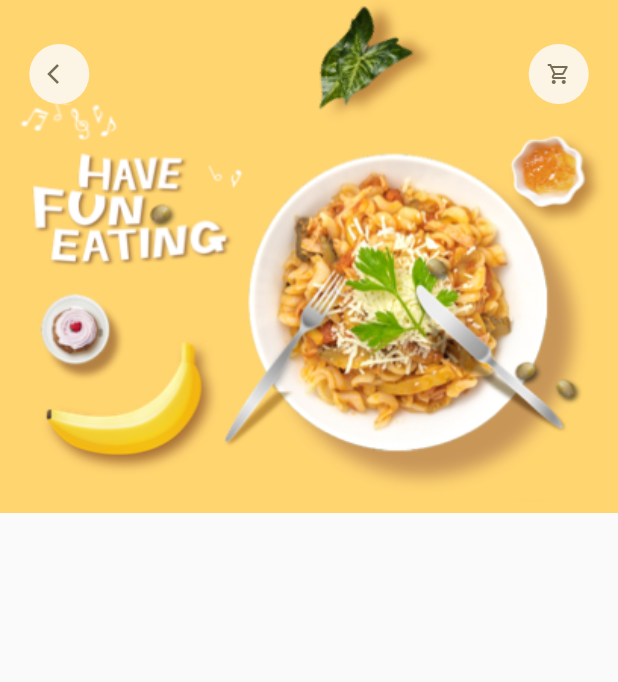
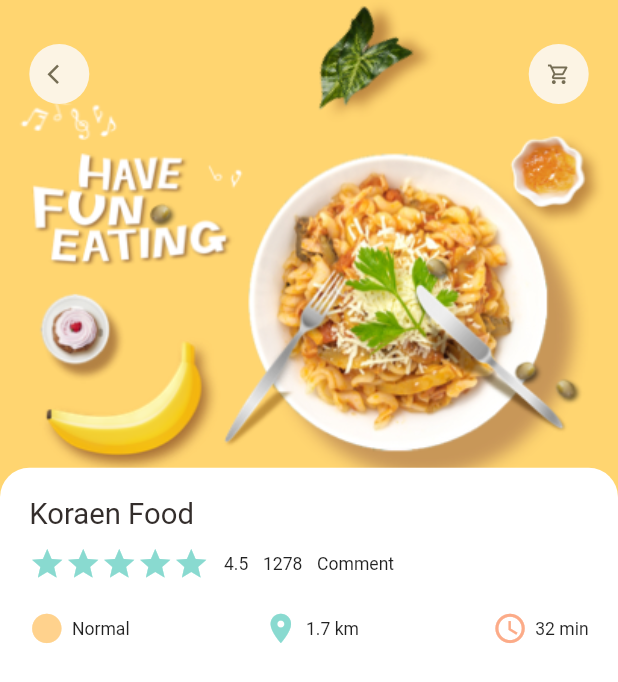
Before and after one commit to dinhkhoi-png/FlutterAppSaleFood, a Flutter app: the screen it shows after launch, on a phone screen of 412 x 824 dp. Shown: the top 682 px of the screen. Run offline on Flutter 3.47's test engine with Material 2 defaults, Android fonts, the phone set to English and light mode, and no system bars; our stand-ins replace dots_indicator, get.

Commit message:
app column

```diff
--- a/lib/pages/food_detail/popular_food_detail.dart
+++ b/lib/pages/food_detail/popular_food_detail.dart
@@ -1,8 +1,11 @@
 
 import 'package:flutter/material.dart';
+import 'package:flutter_app_sale/widgets/app_column.dart';
 import 'package:flutter_app_sale/widgets/app_icon.dart';
 
+
 import '../../utils/dimensions.dart';
+
 
 class PopularFoodDetail extends StatelessWidget {
   const PopularFoodDetail({Key? key}) : super(key: key);
@@ -39,6 +42,13 @@ class PopularFoodDetail extends StatelessWidget {
                   AppIcon(icon: Icons.shopping_cart_outlined)
                 ],
               )
+          ),
+          Positioned(
+            left: 0,
+              right: 0,
+              bottom: 0,
+              top: Dimensions.popularFoodImg-30,
+              child:AppColumn(),
           )
         ],
       ),
--- a/lib/pages/home/home_food_body.dart
+++ b/lib/pages/home/home_food_body.dart
@@ -3,6 +3,7 @@ import 'package:dots_indicator/dots_indicator.dart';
 import 'package:flutter/material.dart';
 import 'package:flutter_app_sale/utils/colors.dart';
 import 'package:flutter_app_sale/utils/dimensions.dart';
+import 'package:flutter_app_sale/widgets/app_column.dart';
 import 'package:flutter_app_sale/widgets/big_text.dart';
 import 'package:flutter_app_sale/widgets/icon_and_text_widget.dart';
 import 'package:flutter_app_sale/widgets/small_text.dart';
@@ -223,52 +224,7 @@ class _HomeFoodBodyState extends State<HomeFoodBody> {
               ),
               child: Container(
                 padding: EdgeInsets.only(top: Dimensions.height10 ,left: Dimensions.height10 ,right: Dimensions.height10),
-                child: Column(
-                  crossAxisAlignment: CrossAxisAlignment.start,
-                  children: [
-                    BigText(text: "Koraen Food"),
-                    SizedBox(height: Dimensions.height10,),
-                    Row(
-                      children: [
-                        Wrap(
-                          children: List.generate(5, (index) {
-                            return Icon(Icons.star , color: AppColors.mainColor,);
-                          }),
-
-                        ),
-                        SizedBox(width: Dimensions.width10,),
-                        SmallText(text: "4.5"),
-                        SizedBox(width: Dimensions.width10,),
-                        SmallText(text: "1278"),
-                        SizedBox(width: Dimensions.width10,),
-                        SmallText(text: "Comment"),
-                      ],
-                    ),
-                    SizedBox(height: Dimensions.height20,),
-                    Row(
-                      mainAxisAlignment: MainAxisAlignment.center,
-                      children: [
-                        IconAndTextWidget(
-                            icon: Icons.circle_sharp,
-                            text: "Normal",
-                            iconColor: AppColors.iconColor1
-                        ),
-                        SizedBox(width: Dimensions.width10,),
-                        IconAndTextWidget(
-                            icon: Icons.location_on,
-                            text: "1.7 km",
-                            iconColor: AppColors.mainColor
-                        ),
-                        SizedBox(width: Dimensions.width10,),
-                        IconAndTextWidget(
-                            icon: Icons.watch_later_outlined,
-                            text: "32 min",
-                            iconColor: AppColors.iconColor2
-                        ),
-                      ],
-                    )
-                  ],
-                ),
+                child: AppColumn(),
               ),
 
             ),
--- a/lib/utils/dimensions.dart
+++ b/lib/utils/dimensions.dart
@@ -32,6 +32,7 @@ class Dimensions {
   static double radius30 = screenHeight/28.13;
 
   static double iconSize24 = screenHeight/35.17;
+  static double iconSize16 = screenHeight/52.75;
 
   //list view
   static double listViewImg = screenWidth/3.25;
--- /dev/null
+++ b/lib/widgets/app_column.dart
@@ -0,0 +1,70 @@
+import 'package:flutter/material.dart';
+import 'package:flutter_app_sale/widgets/small_text.dart';
+
+import '../utils/colors.dart';
+import '../utils/dimensions.dart';
+import 'big_text.dart';
+import 'icon_and_text_widget.dart';
+class AppColumn extends StatelessWidget {
+  const AppColumn({Key? key}) : super(key: key);
+
+  @override
+  Widget build(BuildContext context) {
+    return  Container(
+      padding: EdgeInsets.only(top: Dimensions.height20 ,left: Dimensions.height20 ,right: Dimensions.height20),
+      decoration: BoxDecoration(
+          borderRadius: BorderRadius.only(
+            topRight: Radius.circular(Dimensions.radius20),
+            topLeft: Radius.circular(Dimensions.radius20),
+          ),
+          color: Colors.white
+      ),
+      child: Column(
+        crossAxisAlignment: CrossAxisAlignment.start,
+        children: [
+          BigText(text: "Koraen Food"),
+          SizedBox(height: Dimensions.height10,),
+          Row(
+            children: [
+              Wrap(
+                children: List.generate(5, (index) {
+                  return Icon(Icons.star , color: AppColors.mainColor,);
+                }),
+
+              ),
+              SizedBox(width: Dimensions.width10,),
+              SmallText(text: "4.5"),
+              SizedBox(width: Dimensions.width10,),
+              SmallText(text: "1278"),
+              SizedBox(width: Dimensions.width10,),
+              SmallText(text: "Comment"),
+            ],
+          ),
+          SizedBox(height: Dimensions.height20,),
+          Row(
+            mainAxisAlignment: MainAxisAlignment.spaceBetween,
+            children: [
+              IconAndTextWidget(
+                  icon: Icons.circle_sharp,
+                  text: "Normal",
+                  iconColor: AppColors.iconColor1
+              ),
+              SizedBox(width: Dimensions.width10,),
+              IconAndTextWidget(
+                  icon: Icons.location_on,
+                  text: "1.7 km",
+                  iconColor: AppColors.mainColor
+              ),
+              SizedBox(width: Dimensions.width10,),
+              IconAndTextWidget(
+                  icon: Icons.watch_later_outlined,
+                  text: "32 min",
+                  iconColor: AppColors.iconColor2
+              ),
+            ],
+          )
+        ],
+      ),
+    );
+  }
+}
--- a/lib/widgets/app_icon.dart
+++ b/lib/widgets/app_icon.dart
@@ -1,4 +1,5 @@
 import 'package:flutter/material.dart';
+import 'package:flutter_app_sale/utils/dimensions.dart';
 class AppIcon extends StatelessWidget {
   final IconData icon;
   final Color backgroundColor;
@@ -24,7 +25,7 @@ class AppIcon extends StatelessWidget {
       child: Icon(
         icon,
         color: iconColor,
-        size: 16,
+        size: Dimensions.iconSize16,
       ),
     );
   }
```
